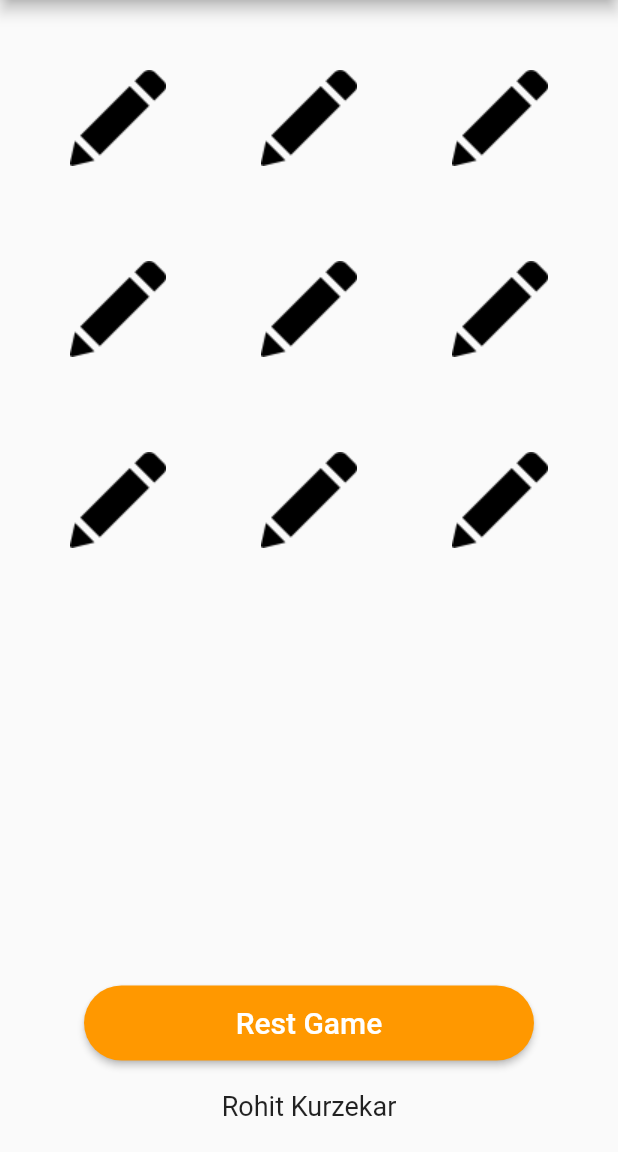
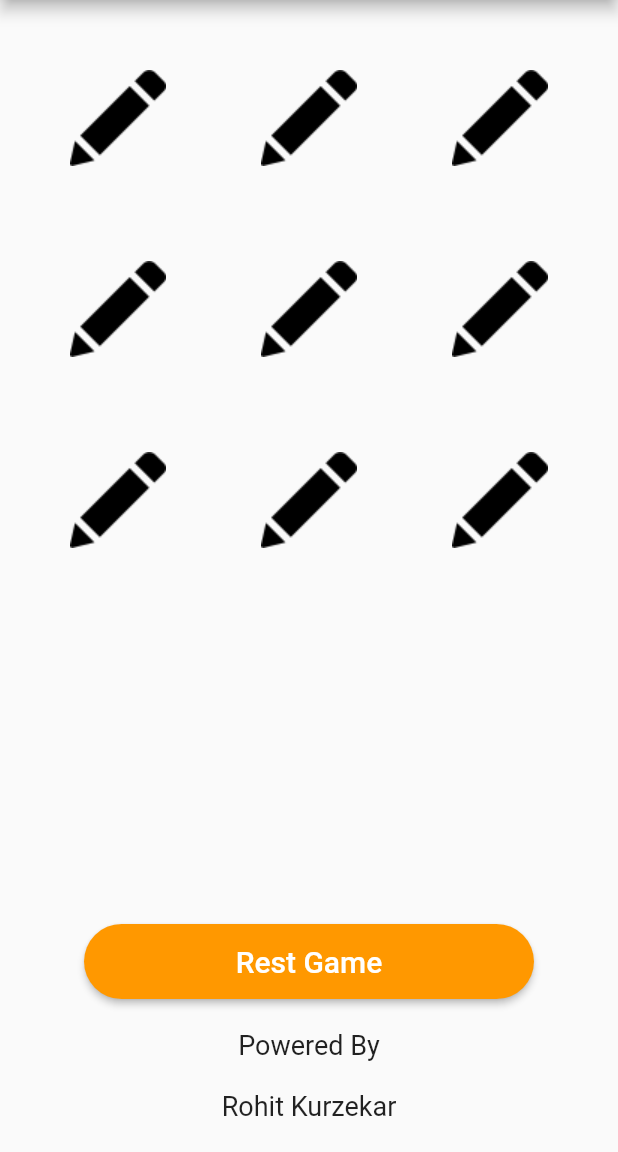
Before and after one commit to kurzekar-rohit/FlutterTicTacToeApp, a Flutter app: the screen it shows after launch, on a phone screen of 412 x 824 dp, the part 84-1236 px from its top. Run offline on Flutter 3.47's test engine with Material 2 defaults, Android fonts, the phone set to English and light mode, and no system bars.

Commit message:
Text Added

```diff
--- a/lib/HomePage.dart
+++ b/lib/HomePage.dart
@@ -250,6 +250,13 @@ class _HomePageState extends State<HomePage> {
           Container(
             padding: EdgeInsets.all(20.0),
             child: Text(
+              "Powered By",
+              style: TextStyle(fontSize: 18.0),
+            ),
+          ),
+          Container(
+            padding: EdgeInsets.fromLTRB(20.0, 0.0, 20.0, 20.0),
+            child: Text(
               "Rohit Kurzekar",
               style: TextStyle(fontSize: 18.0),
             ),
```
